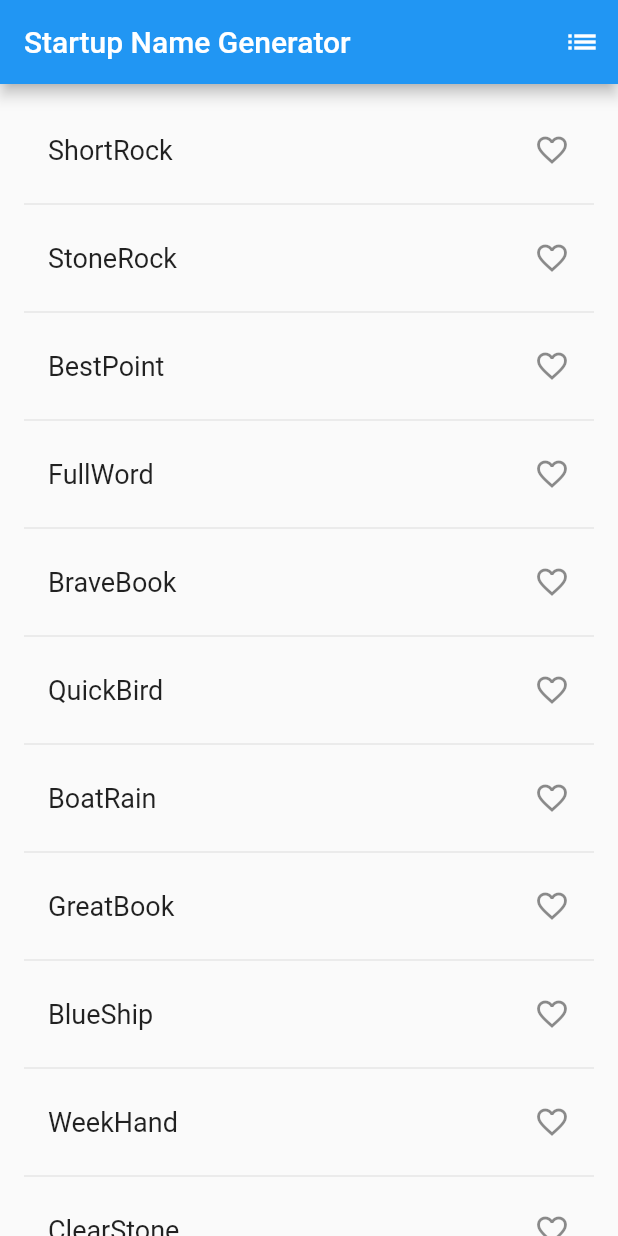
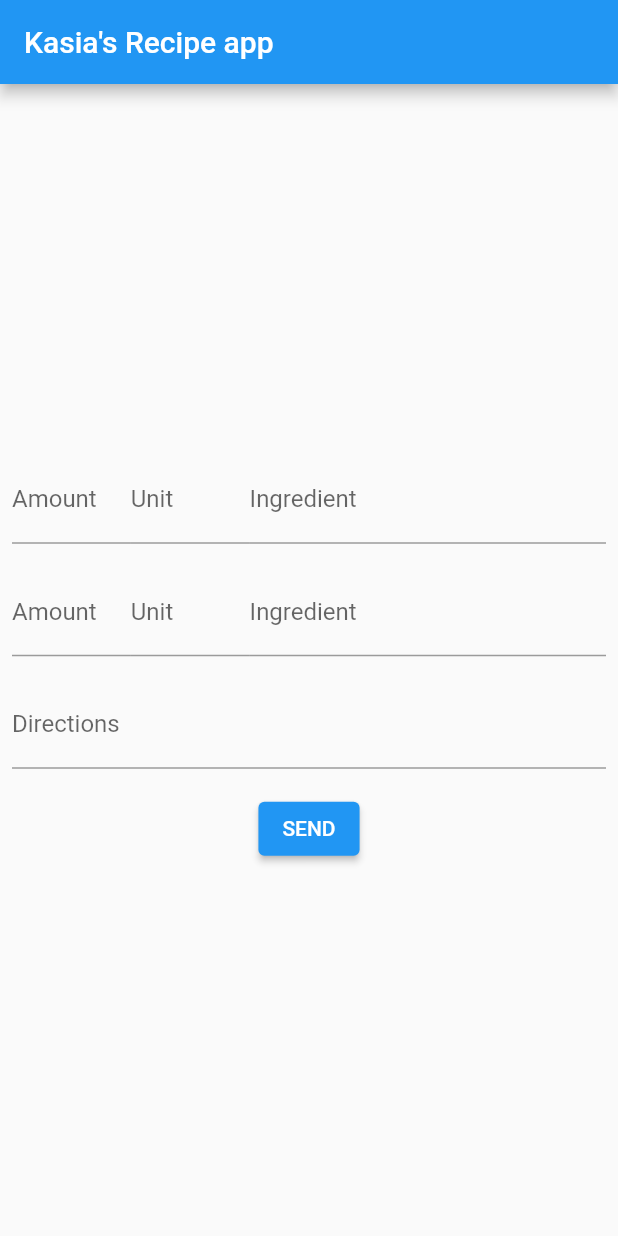
Before and after one commit to KJagiela/recipes-flutter-app, a Flutter app: the screen it shows after launch, on a phone screen of 412 x 824 dp. Run offline on Flutter 3.47's test engine with Material 2 defaults, Android fonts, the phone set to English and light mode, and no system bars; network calls fail; statements that could not run were skipped.

Commit message:
First app version

```diff
--- /dev/null
+++ b/lib/add_recipe.dart
@@ -0,0 +1,165 @@
+import 'dart:async';
+import 'dart:convert';
+import 'dart:io';
+
+import 'package:flutter/material.dart';
+import 'package:flutter/services.dart';
+import 'package:http/http.dart' as http;
+
+import 'add_ingredients.dart';
+
+class AddRecipe extends StatefulWidget {
+  @override
+  _AddRecipeState createState() => _AddRecipeState();
+}
+
+class _AddRecipeState extends State<AddRecipe> {
+  final _formKey = GlobalKey<FormState>();
+  Map<String, dynamic> _formData = {'ingredients': [], 'steps': null};
+  final Map<String, dynamic> _rowData = {'amount': null, 'unit': null, 'name': null};
+  Map<String, dynamic> _currentRowData = {};
+
+  @override
+  Widget build(BuildContext context) {
+    return Scaffold(
+      appBar: AppBar(
+        title: Text('Kasia\'s Recipe app'),
+      ),
+      body: _buildForm(context),
+    );
+  }
+
+  Widget _buildForm(BuildContext context) {
+    return Form(
+      key: _formKey,
+      child: Column(
+        mainAxisAlignment: MainAxisAlignment.center,
+        children: <Widget>[
+          _buildIngredientsRow(),  // TODO: move to next field by clicking 'next'
+          _buildIngredientsRow(),  // TODO: add dynamically
+          _buildStepsInput(),  // TODO: validation (extract to a component?)
+          _buildSubmitButton(context),
+        ],
+      ),
+    );
+  }
+
+  Widget _buildIngredientsRow() {
+    return Padding(
+      padding: const EdgeInsets.all(8.0),
+      child: Row(
+        children: <Widget>[
+          Expanded(
+            child: TextFormField(
+              inputFormatters: [FilteringTextInputFormatter.digitsOnly],
+              decoration: InputDecoration(labelText: 'Amount'),
+              validator: (String? value) {
+                if (value!.isEmpty) return 'Incorrect amount';
+                if (int.parse(value) <= 0) return 'Must be a positive number';
+              },
+              onSaved: (String? value) {
+                _currentRowData = Map.from(_rowData);
+                _currentRowData['amount'] = int.parse(value!);
+              },
+            ),
+            flex: 2,
+          ),
+          Expanded(
+            child: TextFormField(
+              decoration: InputDecoration(labelText: 'Unit'),
+              onSaved: (String? value) {
+                _currentRowData['unit'] = value;
+              },
+            ),
+            flex: 2,
+          ),
+          Expanded(
+            child: TextFormField(
+              decoration: InputDecoration(labelText: 'Ingredient'),
+              onSaved: (String? value) {
+                _currentRowData['name'] = value;
+                _formData['ingredients'].add(_currentRowData);
+              },
+            ),
+            flex: 6,
+          )
+        ]
+      )
+    );
+  }
+
+  Widget _buildStepsInput() {
+    return Padding(
+      padding: const EdgeInsets.all(8.0),
+      child: TextFormField(
+        decoration: InputDecoration(labelText: 'Directions'),
+        keyboardType: TextInputType.multiline,
+        maxLines: null,
+        onSaved: (String? value) {
+          _formData['steps'] = value;
+        },
+      ),
+    );
+  }
+
+  Widget _buildSubmitButton(BuildContext context) {
+    return Padding(
+      padding: const EdgeInsets.all(8.0),
+      child: ElevatedButton(
+        onPressed: () { _submitForm(context); },
+        child: Text('SEND'),
+      ),
+    );
+  }
+
+  void _showMissingIngredientsDialog(
+      BuildContext context,
+      List missingIngredients,
+  ) {
+    showDialog(context: context, builder: (BuildContext context) {
+        return AlertDialog(
+          title: Text('Some of the ingredients are missing'),
+          content: SingleChildScrollView(
+            child: ListBody(
+              children: _getMissingIngredientsDisplay(missingIngredients),
+            ),
+          ),
+        );
+      }
+    );
+  }
+
+  List<Widget> _getMissingIngredientsDisplay(missingIngredients){
+    List<Widget> ingredientsDisplay = [];
+    missingIngredients.map((ingredient) => ingredientsDisplay.add(
+        AddIngredient(name: ingredient)
+    )).toList();
+    return ingredientsDisplay;
+  }
+
+  void _submitForm(BuildContext context) async {
+    if (_formKey.currentState!.validate()) {
+      _formKey.currentState!.save();
+      List backendData = await _postDataToBackend();
+      int statusCode = backendData[0];
+      if (statusCode == 428) {
+        _showMissingIngredientsDialog(context, backendData[1]['missing_ingredients']);
+      }
+      _formData = {'ingredients': [], 'steps': null};
+    }
+  }
+
+  Future<List> _postDataToBackend() async {
+    final url = Uri.http('10.0.2.2:8000', 'recipes/');
+    http.Response response = await http.post(
+      url,
+      body:jsonEncode(_formData),
+      headers: {
+        HttpHeaders.authorizationHeader: 'Basic a2FzaWE6a2FzaWE=',
+        HttpHeaders.acceptHeader: 'application/json',
+        HttpHeaders.contentTypeHeader: 'application/json',
+      }
+    );
+    return [response.statusCode, jsonDecode(response.body)];
+  }
+}
--- /dev/null
+++ b/lib/init.dart
@@ -0,0 +1,27 @@
+import 'dart:async';
+import 'dart:convert';
+import 'dart:io';
+
+import 'package:http/http.dart' as http;
+
+class Init {
+  static List<String> categories = [];
+
+  static Future initialize() async {
+    categories = await _initData();
+  }
+
+  static _initData() async {
+    final url = Uri.http('10.0.2.2:8000', 'categories/');
+    http.Response response = await http.get(
+        url,
+        headers: {
+          HttpHeaders.authorizationHeader: 'Basic a2FzaWE6a2FzaWE=',
+          HttpHeaders.acceptHeader: 'application/json',
+          HttpHeaders.contentTypeHeader: 'application/json',
+        }
+    ); // tODO: connector class
+    return jsonDecode(response.body);
+  }
+
+}
--- a/lib/main.dart
+++ b/lib/main.dart
@@ -1,102 +1,27 @@
 import 'package:flutter/material.dart';
-import 'package:english_words/english_words.dart';
+import 'add_recipe.dart';
+import 'init.dart';
+import 'splash.dart';
 
 void main() => runApp(MyApp());
 
 class MyApp extends StatelessWidget {
+  final Future _initFuture = Init.initialize();
+
   @override
   Widget build(BuildContext context) {
     return MaterialApp(
-      title: 'Startup Name Generator',
-      home: RandomWords(),
+      title: 'Recipes',
+      home: FutureBuilder(
+        future: _initFuture,
+        builder: (context, snapshot){
+          if (snapshot.connectionState == ConnectionState.done) {
+            return AddRecipe();
+          } else {
+            return SplashScreen();
+          }
+        },
+      ),
     );
   }
 }
-
-class RandomWords extends StatefulWidget {
-  @override
-  _RandomWordsState createState() => _RandomWordsState();
-}
-
-class _RandomWordsState extends State<RandomWords> {
-  final _suggestions = <WordPair>[];
-  final _saved = <WordPair>{};
-  final _biggerFont = TextStyle(fontSize: 18.0);
-
-  @override
-  Widget build(BuildContext context) {
-    return Scaffold(
-      appBar: AppBar(
-        title: Text('Startup Name Generator'),
-        actions: [
-          IconButton(icon: Icon(Icons.list), onPressed: _pushSaved)
-        ],
-      ),
-      body: _buildSuggestions(),
-    );
-  }
-
-  void _pushSaved() {
-    Navigator.of(context).push(
-      MaterialPageRoute<void>(
-          builder: (BuildContext context) {
-            final tiles = _saved.map(
-                (WordPair pair) {
-                  return ListTile(
-                    title: Text(
-                      pair.asPascalCase,
-                      style: _biggerFont,
-                    )
-                  );
-                }
-            );
-            final divided = ListTile.divideTiles(
-                tiles: tiles,
-                context: context,
-            ).toList();
-            return Scaffold(
-              appBar: AppBar(
-                title: Text('Saved Suggestions'),
-              ),
-              body: ListView(children: divided,),
-            );
-          }
-      )
-    );
-  }
-
-  Widget _buildSuggestions() {
-    return ListView.builder(
-        padding: EdgeInsets.all(16.0),
-        itemBuilder: (context, i) {
-          if (i.isOdd) return Divider();
-          final index = i ~/ 2;
-          if (index >= _suggestions.length) {
-            _suggestions.addAll(generateWordPairs().take(10));
-          }
-          return _buildRow(_suggestions[index]);
-        },
-    );
-  }
-
-  Widget _buildRow(WordPair pair) {
-    final alreadySaved = _saved.contains(pair);
-    return ListTile(
-      title: Text(
-        pair.asPascalCase,
-        style: _biggerFont,
-      ),
-      trailing: Icon(
-        alreadySaved ? Icons.favorite : Icons.favorite_border,
-        color: alreadySaved ? Colors.red : null,
-      ),
-      onTap: () {
-        setState(() {
-          if (alreadySaved) _saved.remove(pair);
-          else _saved.add(pair);
-        });
-      },
-    );
-  }
-
-}
--- a/pubspec.yaml
+++ b/pubspec.yaml
@@ -6,13 +6,13 @@ publish_to: 'none'
 version: 1.0.0+1
 
 environment:
-  sdk: ">=2.7.0 <3.0.0"
+  sdk: ">=2.12.0 <3.0.0"
 
 dependencies:
   flutter:
     sdk: flutter
   cupertino_icons: ^1.0.2
-  english_words: ^3.1.5
+  http: 0.13.1
 
 dev_dependencies:
   flutter_test:
```
Also changed, not shown: lib/add_ingredients.dart (added, +61 -0 lines), lib/splash.dart (added, +23 -0 lines), pubspec.lock, 40 other files.
